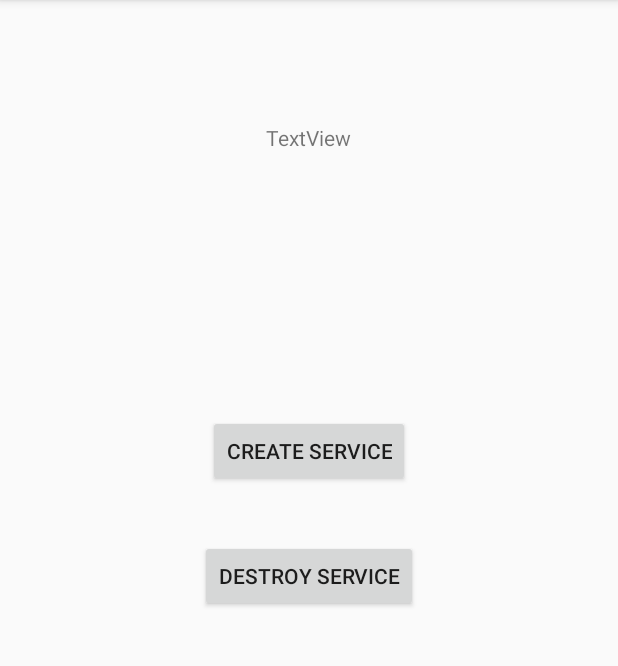
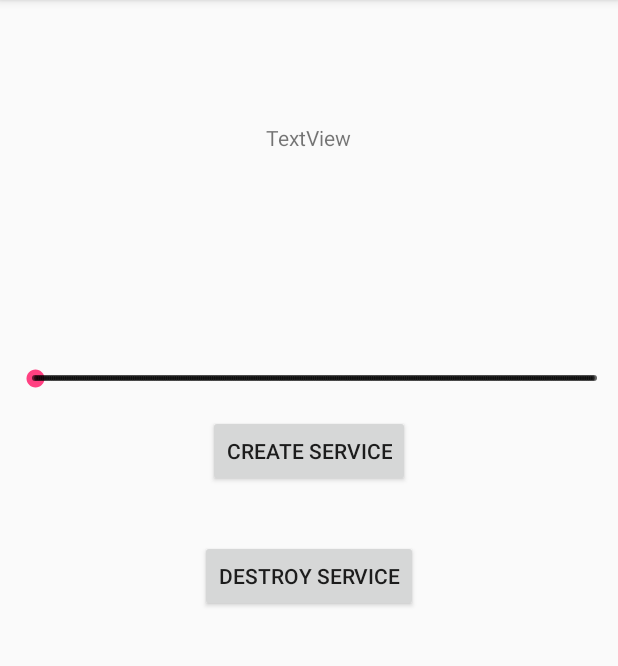
Before and after one commit to Kimentii/Interfaces-and-peripherals, an Android app: the screen it shows after launch (MainActivity), on a phone screen of 412 x 824 dp, the part 84-750 px from its top. Run offline under Robolectric (Android 15) with nearby library versions, the phone set to English and light mode, and no system bars.

Commit message:
Добавлено изменение яркости экрана.

```diff
--- a/WorkWithBattery(lab3)/app/src/main/java/com/example/kimentii/workwithbatterylab3/MainActivity.java
+++ b/WorkWithBattery(lab3)/app/src/main/java/com/example/kimentii/workwithbatterylab3/MainActivity.java
@@ -5,11 +5,13 @@ import android.content.Context;
 import android.content.Intent;
 import android.content.IntentFilter;
 import android.os.BatteryManager;
+import android.provider.Settings;
 import android.support.v7.app.AppCompatActivity;
 import android.os.Bundle;
 import android.util.Log;
 import android.view.View;
 import android.widget.Button;
+import android.widget.SeekBar;
 import android.widget.TextView;
 
 public class MainActivity extends AppCompatActivity {
@@ -17,6 +19,7 @@ public class MainActivity extends AppCompatActivity {
     Button createService;
     Button destroyService;
     TextView textView;
+    SeekBar seekBar;
 
     public class Listener implements View.OnClickListener {
 
@@ -34,6 +37,28 @@ public class MainActivity extends AppCompatActivity {
         }
     }
 
+    public void seekBarInit() {
+        int Brightness;
+        Brightness = Settings.System.getInt(getApplicationContext().getContentResolver(), Settings.System.SCREEN_BRIGHTNESS, 0);
+        seekBar.setProgress(Brightness);
+        seekBar.setOnSeekBarChangeListener(new SeekBar.OnSeekBarChangeListener() {
+            @Override
+            public void onProgressChanged(SeekBar seekBar, int progress, boolean fromUser) {
+                Settings.System.putInt(getApplicationContext().getContentResolver(), Settings.System.SCREEN_BRIGHTNESS, progress);
+            }
+
+            @Override
+            public void onStartTrackingTouch(SeekBar seekBar) {
+
+            }
+
+            @Override
+            public void onStopTrackingTouch(SeekBar seekBar) {
+
+            }
+        });
+    }
+
     @Override
     protected void onCreate(Bundle savedInstanceState) {
         super.onCreate(savedInstanceState);
@@ -44,6 +69,8 @@ public class MainActivity extends AppCompatActivity {
         createService.setOnClickListener(listener);
         destroyService.setOnClickListener(listener);
         textView = (TextView) findViewById(R.id.battary);
+        seekBar = (SeekBar) findViewById(R.id.seekBar);
+        seekBarInit();
         BroadcastReceiver receiver = new BroadcastReceiver() {
             @Override
             public void onReceive(Context context, Intent intent) {
--- a/WorkWithBattery(lab3)/app/src/main/res/layout/activity_main.xml
+++ b/WorkWithBattery(lab3)/app/src/main/res/layout/activity_main.xml
@@ -31,4 +31,17 @@
         android:layout_centerHorizontal="true"
         android:layout_marginTop="82dp"
         android:text="TextView" />
+
+    <SeekBar
+        android:id="@+id/seekBar"
+        style="@style/Widget.AppCompat.SeekBar.Discrete"
+        android:layout_width="match_parent"
+        android:layout_height="wrap_content"
+        android:layout_above="@+id/create_button"
+        android:layout_alignParentStart="true"
+        android:layout_marginBottom="15dp"
+        android:layout_marginStart="7dp"
+        android:max="255"
+        android:progress="0" />
+
 </RelativeLayout>
```
Also changed, not shown: WorkWithBattery(lab3)/app/src/main/AndroidManifest.xml (line endings or trailing spaces).
